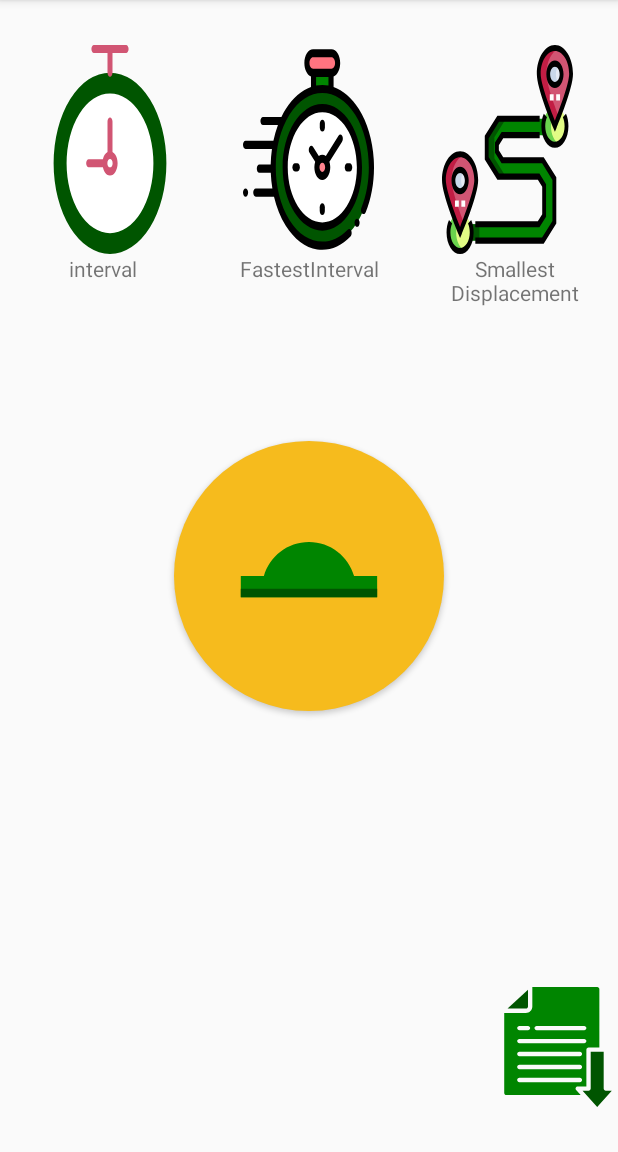
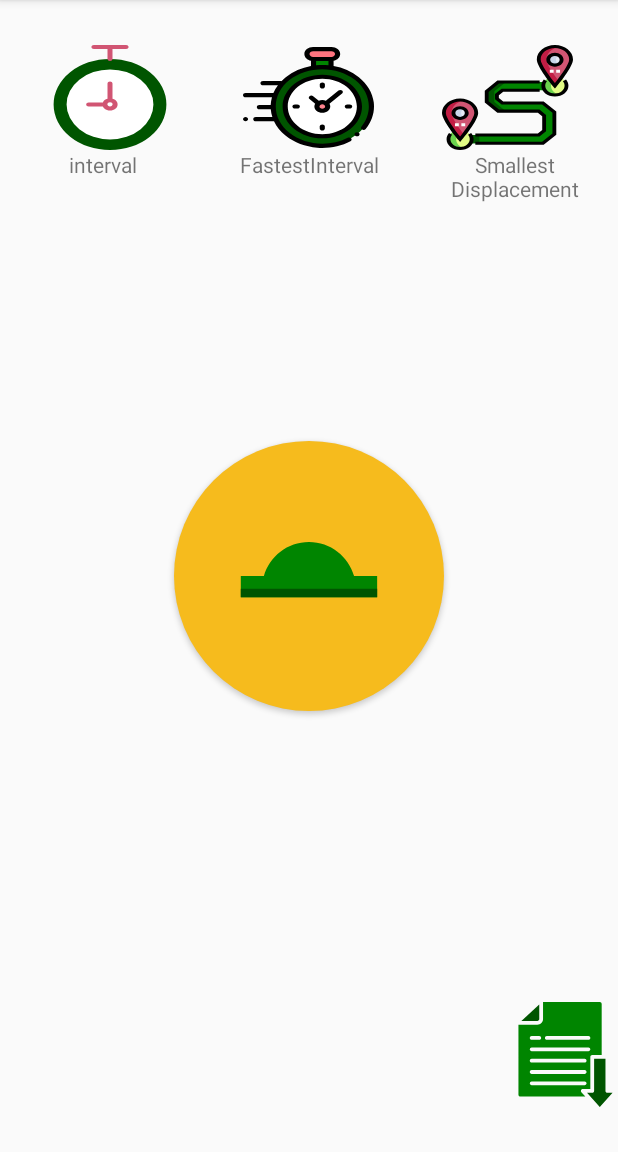
Before and after one commit to ouldamarawardia/Recolte, an Android app: the screen it shows after launch (MainActivity), on a phone screen of 412 x 824 dp, the part 84-1236 px from its top. Run offline under Robolectric (Android 15) with nearby library versions, the phone set to English and light mode, and no system bars; our stand-ins replace Room's generated code.

```diff
--- a/app/src/main/AndroidManifest.xml
+++ b/app/src/main/AndroidManifest.xml
@@ -9,7 +9,7 @@
 
     <application
         android:allowBackup="true"
-        android:icon="@mipmap/ic_launcher"
+        android:icon="@drawable/ic_icon"
         android:label="@string/app_name"
         android:roundIcon="@mipmap/ic_launcher_round"
         android:supportsRtl="true"
--- a/app/src/main/java/com/example/myapplication/Converters.java
+++ b/app/src/main/java/com/example/myapplication/Converters.java
@@ -1,7 +1,5 @@
 package com.example.myapplication;
-
 import androidx.room.TypeConverter;
-
 import java.util.Date;
 
 public class Converters {
--- a/app/src/main/java/com/example/myapplication/MyDatabase.java
+++ b/app/src/main/java/com/example/myapplication/MyDatabase.java
@@ -8,7 +8,7 @@ import androidx.room.RoomDatabase;
 import androidx.room.TypeConverter;
 import androidx.room.TypeConverters;
 
-@Database(entities = {Recolt.class}, version = 9,exportSchema = false)
+@Database(entities = {Recolt.class}, version = 10,exportSchema = false)
 @TypeConverters(Converters.class)
 abstract class MyDatabase extends RoomDatabase {
     private static MyDatabase database;
--- a/app/src/main/java/com/example/myapplication/Recolt.java
+++ b/app/src/main/java/com/example/myapplication/Recolt.java
@@ -132,6 +132,6 @@ public class Recolt implements Serializable {
 
 
     public String toString(){
-        return "Altitude : "+getLaltitude()+"  Longitude : "+getLongitude()+" Direction : "+getDirection()+" Direction Accuracy : "+getDirectAcc()+"  Speed : "+getSpeed()+" Speed Accuracy : "+getSpeedAcc()+" Vilocity : "+getVilocity()+"  X : "+getX()+"  Y : "+getY()+" Z : "+getZ()+" Mark : "+markable;
+        return "Altitude : "+getLaltitude()+"  Longitude : "+getLongitude()+" Direction : "+getDirection()+" Direction Accuracy : "+getDirectAcc()+"  Speed : "+getSpeed()+" Speed Accuracy : "+getSpeedAcc()+" Vilocity : "+getVilocity()+"  X : "+getX()+"  Y : "+getY()+" Z : "+getZ()+" Mark : "+markable +"created_at"+created_at;
     }
 }
--- a/app/src/main/res/layout/activity_main.xml
+++ b/app/src/main/res/layout/activity_main.xml
@@ -29,7 +29,7 @@
                 android:layout_marginTop="30dp"
                 android:layout_marginStart="30dp"
                 android:layout_marginEnd="15dp"
-                android:padding="60dp"
+                android:padding="25dp"
                 tools:ignore="MissingConstraints" />
 
             <Button
@@ -42,7 +42,7 @@
                 android:layout_marginTop="30dp"
                 android:layout_marginStart="30dp"
                 android:layout_marginEnd="15dp"
-                android:padding="60dp"
+                android:padding="25dp"
                 tools:ignore="MissingConstraints" />
 
             <Button
@@ -55,7 +55,7 @@
                 android:layout_marginTop="30dp"
                 android:layout_marginStart="30dp"
                 android:layout_marginEnd="30dp"
-                android:padding="60dp"
+                android:padding="25dp"
                 tools:ignore="MissingConstraints" />
         </LinearLayout>
 
@@ -111,8 +111,8 @@
 
     <Button
         android:id="@+id/save"
-        android:layout_width="80dp"
-        android:layout_height="80dp"
+        android:layout_width="70dp"
+        android:layout_height="70dp"
         android:layout_alignParentEnd="true"
         android:layout_alignParentBottom="true"
         android:layout_marginEnd="30dp"
--- a/app/src/main/res/layout/activity_parameters.xml
+++ b/app/src/main/res/layout/activity_parameters.xml
@@ -4,7 +4,7 @@
     <LinearLayout xmlns:android="http://schemas.android.com/apk/res/android"
         android:id="@+id/layout"
         android:layout_width="match_parent"
-        android:layout_height="233dp"
+        android:layout_height="wrap_content"
         android:layout_alignParentStart="true"
         android:layout_alignParentTop="true"
         android:layout_alignParentEnd="true"
@@ -15,8 +15,7 @@
 
         android:background="@drawable/rounded_button"
         android:gravity="center"
-        android:orientation="vertical"
-        >
+        android:orientation="vertical">
 
 
         <TextView
```
Also changed, not shown: app/src/main/res/drawable/ic_icon.xml (added, +56 -0 lines).
